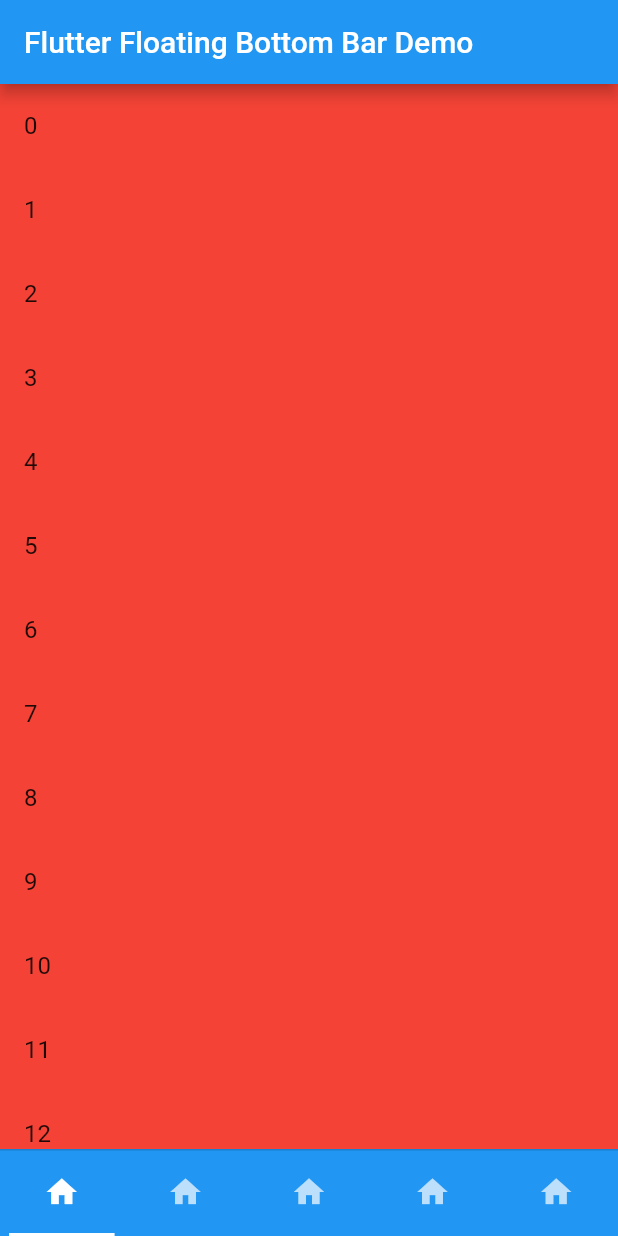
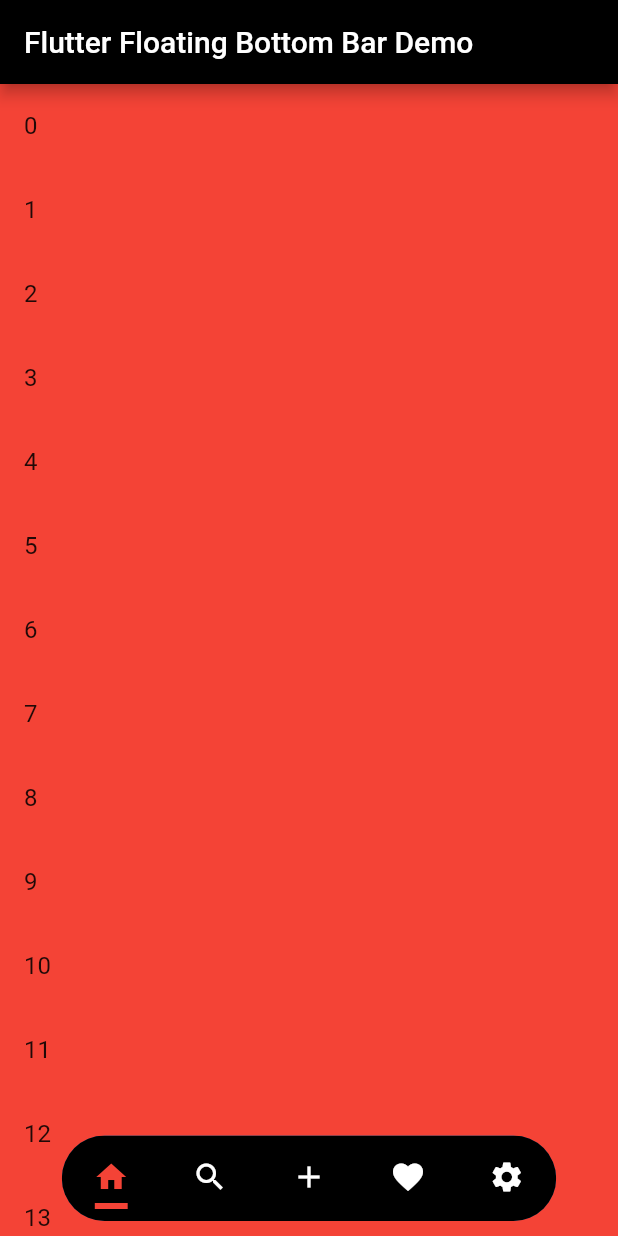
Before and after one commit to codenameakshay/flutter-floating-bottom-bar, a Flutter app: the screen it shows after launch, on a phone screen of 412 x 824 dp. Run offline on Flutter 3.47's test engine with Material 2 defaults, Android fonts, the phone set to English and light mode, and no system bars.

Commit message:
UI changes

```diff
--- a/lib/main.dart
+++ b/lib/main.dart
@@ -15,6 +15,7 @@
       theme: ThemeData(
         primarySwatch: Colors.blue,
       ),
+      debugShowCheckedModeBanner: false,
       home: MyHomePage(title: 'Flutter Floating Bottom Bar Demo'),
     );
   }
@@ -32,6 +33,13 @@
     with SingleTickerProviderStateMixin {
   late int currentPage;
   late TabController tabController;
+  final List<Color> colors = [
+    Colors.red,
+    Colors.yellow,
+    Colors.green,
+    Colors.blue,
+    Colors.pink
+  ];
 
   @override
   void initState() {
@@ -62,24 +70,26 @@
 
   @override
   Widget build(BuildContext context) {
-    return Scaffold(
+    return SafeArea(
+      child: Scaffold(
         appBar: AppBar(
           title: Text(widget.title),
+          backgroundColor: Colors.black,
         ),
         body: BottomBar(
           currentPage: currentPage,
           tabController: tabController,
+          colors: colors,
+          unselectedColor: Colors.white,
+          barColor: Colors.black,
+          start: 10,
+          end: 2,
           child: TabBarView(
             controller: tabController,
             dragStartBehavior: DragStartBehavior.down,
             physics: const BouncingScrollPhysics(),
-          children: [
-            InfiniteListPage(color: Colors.red),
-            InfiniteListPage(color: Colors.yellow),
-            InfiniteListPage(color: Colors.green),
-            InfiniteListPage(color: Colors.blue),
-            InfiniteListPage(color: Colors.pink),
-          ],
+            children: colors.map((e) => InfiniteListPage(color: e)).toList(),
+          ),
         ),
       ),
     );
--- a/lib/widgets/bottom_bar.dart
+++ b/lib/widgets/bottom_bar.dart
@@ -6,10 +6,20 @@
   final Widget child;
   final int currentPage;
   final TabController tabController;
+  final List<Color> colors;
+  final Color unselectedColor;
+  final Color barColor;
+  final double end;
+  final double start;
   const BottomBar({
     required this.child,
     required this.currentPage,
     required this.tabController,
+    required this.colors,
+    required this.unselectedColor,
+    required this.barColor,
+    required this.end,
+    required this.start,
     Key? key,
   }) : super(key: key);
 
@@ -24,7 +34,6 @@
   late Animation<Offset> _offsetAnimation;
   bool isScrollingDown = false;
   bool isOnTop = true;
-  bool result = true;
 
   @override
   void initState() {
@@ -35,11 +44,11 @@
       vsync: this,
     );
     _offsetAnimation = Tween<Offset>(
-      begin: const Offset(0, 1),
+      begin: Offset(0, widget.end),
       end: Offset.zero,
     ).animate(CurvedAnimation(
       parent: _controller,
-      curve: Curves.linear,
+      curve: Curves.easeIn,
     ))
       ..addListener(() {
         if (mounted) {
@@ -104,73 +113,14 @@
           child: widget.child,
         ),
         Positioned(
-          bottom: 0,
-          child: SlideTransition(
-            position: _offsetAnimation,
-            child: Column(
-              mainAxisSize: MainAxisSize.min,
-              children: [
-                Container(
-                    width: MediaQuery.of(context).size.width,
+          bottom: widget.start,
+          child: AnimatedContainer(
+            duration: Duration(milliseconds: 300),
+            curve: Curves.easeIn,
+            width: isOnTop == true ? 0 : 40,
+            height: isOnTop == true ? 0 : 40,
             decoration: BoxDecoration(
-                      color: Theme.of(context).primaryColor,
-                      border: Border(
-                        top: BorderSide(
-                          color:
-                              Theme.of(context).brightness == Brightness.light
-                                  ? Colors.black.withOpacity(0.16)
-                                  : Colors.white.withOpacity(0.16),
-                          // width: 1.0
-                        ),
-                      ),
-                    ),
-                    child: TabBar(
-                      indicatorPadding: const EdgeInsets.fromLTRB(6, 0, 6, 0),
-                      labelStyle: Theme.of(context).textTheme.caption!.copyWith(
-                            color: Colors.white,
-                          ),
-                      controller: widget.tabController,
-                      indicator: UnderlineTabIndicator(),
-                      tabs: [
-                        SizedBox(
-                          height: 55,
-                          width: 40,
-                          child: Center(child: Icon(Icons.home)),
-                        ),
-                        SizedBox(
-                          height: 55,
-                          width: 40,
-                          child: Center(child: Icon(Icons.home)),
-                        ),
-                        SizedBox(
-                          height: 55,
-                          width: 40,
-                          child: Center(child: Icon(Icons.home)),
-                        ),
-                        SizedBox(
-                          height: 55,
-                          width: 40,
-                          child: Center(child: Icon(Icons.home)),
-                        ),
-                        SizedBox(
-                          height: 55,
-                          width: 40,
-                          child: Center(child: Icon(Icons.home)),
-                        ),
-                      ],
-                    )),
-              ],
-            ),
-          ),
-        ),
-        if (isOnTop == true)
-          Container()
-        else
-          Positioned(
-            bottom: 10,
-            child: Container(
-              decoration: BoxDecoration(
-                color: Theme.of(context).primaryColor,
+              color: widget.barColor,
               shape: BoxShape.circle,
             ),
             padding: EdgeInsets.zero,
@@ -181,6 +131,7 @@
                 child: SizedBox(
                   height: 40,
                   width: 40,
+                  child: Center(
                     child: IconButton(
                       padding: EdgeInsets.zero,
                       onPressed: () {
@@ -188,7 +139,7 @@
                             .animateTo(
                           scrollBottomBarController.position.minScrollExtent,
                           duration: const Duration(milliseconds: 500),
-                          curve: Curves.linear,
+                          curve: Curves.easeIn,
                         )
                             .then((value) {
                           if (mounted) {
@@ -200,10 +151,108 @@
                           showBottomBar();
                         });
                       },
-                      icon: Icon(Icons.arrow_upward_rounded),
+                      icon: Icon(
+                        Icons.arrow_upward_rounded,
+                        color: widget.unselectedColor,
                       ),
                     ),
                   ),
+                ),
+              ),
+            ),
+          ),
+        ),
+        Positioned(
+          bottom: widget.start,
+          child: SlideTransition(
+            position: _offsetAnimation,
+            child: ClipRRect(
+              borderRadius: BorderRadius.circular(500),
+              child: Container(
+                  width: MediaQuery.of(context).size.width * 0.8,
+                  decoration: BoxDecoration(
+                    color: Theme.of(context).primaryColor,
+                    borderRadius: BorderRadius.circular(500),
+                  ),
+                  child: Material(
+                    color: widget.barColor,
+                    child: TabBar(
+                      indicatorPadding: const EdgeInsets.fromLTRB(6, 0, 6, 0),
+                      controller: widget.tabController,
+                      indicator: UnderlineTabIndicator(
+                          borderSide: BorderSide(
+                              color: widget.currentPage == 0
+                                  ? widget.colors[0]
+                                  : widget.currentPage == 1
+                                      ? widget.colors[1]
+                                      : widget.currentPage == 2
+                                          ? widget.colors[2]
+                                          : widget.currentPage == 3
+                                              ? widget.colors[3]
+                                              : widget.currentPage == 4
+                                                  ? widget.colors[4]
+                                                  : widget.unselectedColor,
+                              width: 4),
+                          insets: EdgeInsets.fromLTRB(16, 0, 16, 8)),
+                      tabs: [
+                        SizedBox(
+                          height: 55,
+                          width: 40,
+                          child: Center(
+                              child: Icon(
+                            Icons.home,
+                            color: widget.currentPage == 0
+                                ? widget.colors[0]
+                                : widget.unselectedColor,
+                          )),
+                        ),
+                        SizedBox(
+                          height: 55,
+                          width: 40,
+                          child: Center(
+                              child: Icon(
+                            Icons.search,
+                            color: widget.currentPage == 1
+                                ? widget.colors[1]
+                                : widget.unselectedColor,
+                          )),
+                        ),
+                        SizedBox(
+                          height: 55,
+                          width: 40,
+                          child: Center(
+                              child: Icon(
+                            Icons.add,
+                            color: widget.currentPage == 2
+                                ? widget.colors[2]
+                                : widget.unselectedColor,
+                          )),
+                        ),
+                        SizedBox(
+                          height: 55,
+                          width: 40,
+                          child: Center(
+                              child: Icon(
+                            Icons.favorite,
+                            color: widget.currentPage == 3
+                                ? widget.colors[3]
+                                : widget.unselectedColor,
+                          )),
+                        ),
+                        SizedBox(
+                          height: 55,
+                          width: 40,
+                          child: Center(
+                              child: Icon(
+                            Icons.settings,
+                            color: widget.currentPage == 4
+                                ? widget.colors[4]
+                                : widget.unselectedColor,
+                          )),
+                        ),
+                      ],
+                    ),
+                  )),
             ),
           ),
         ),
```
Lines whose indentation alone changed are shown as unchanged.
